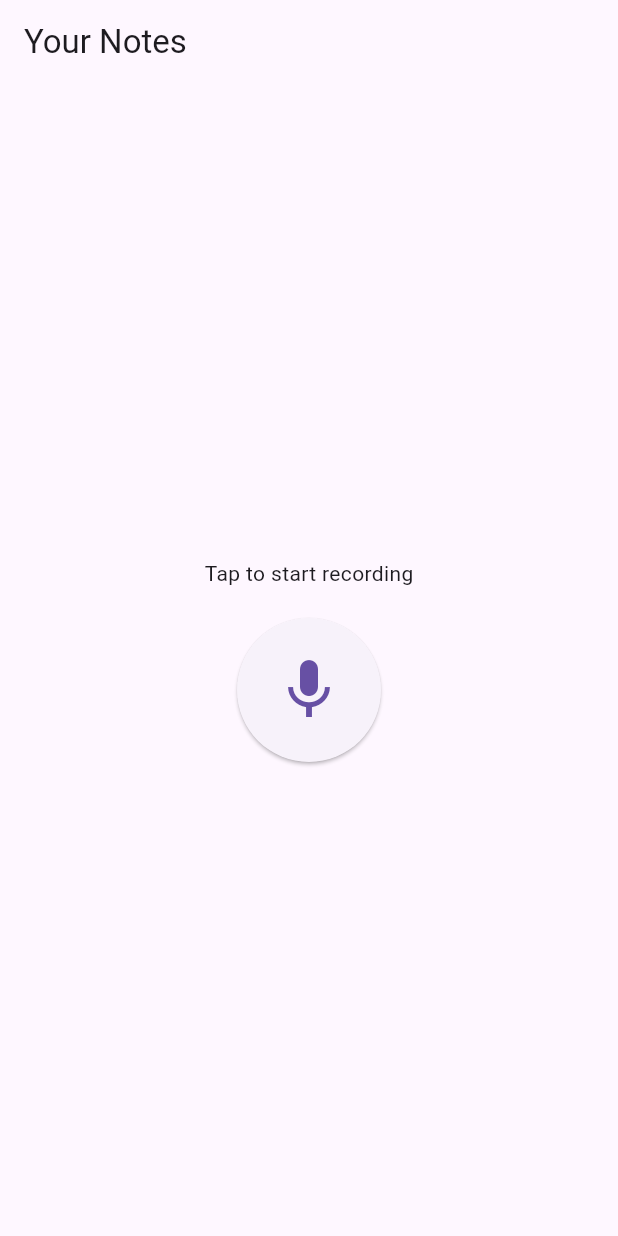
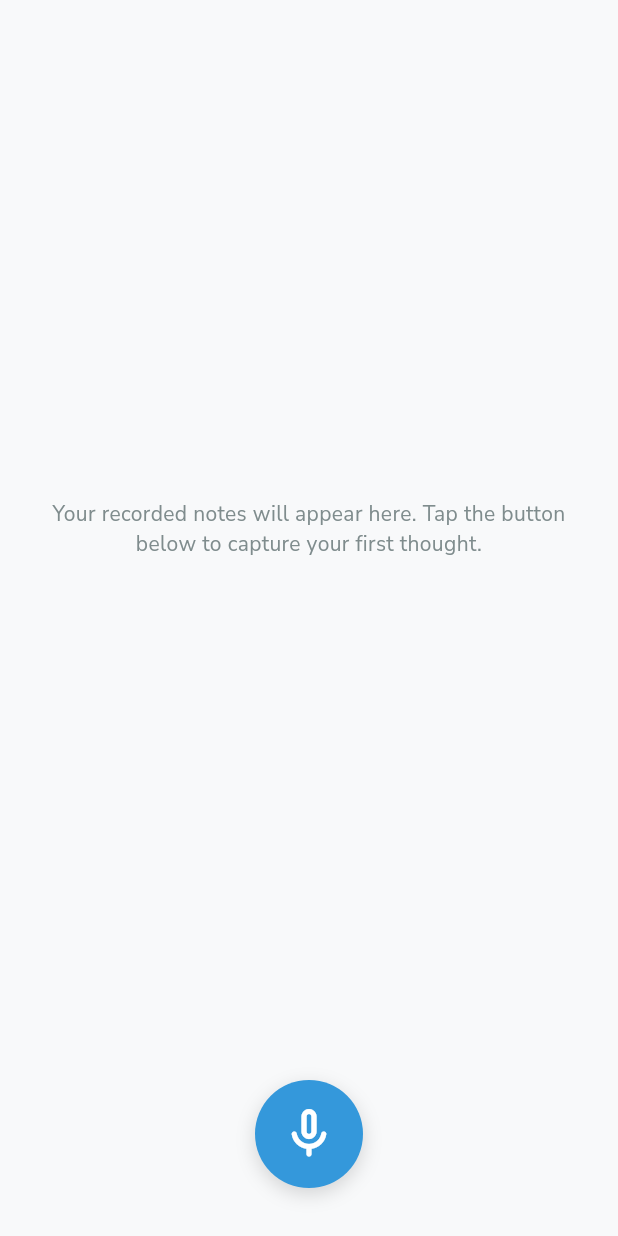
Before and after one commit to dariocast/fieldnote, a Flutter app: the screen it shows after launch, on a phone screen of 412 x 824 dp. Run offline on Flutter 3.47's test engine with Material 3 defaults, Android fonts, the light colour scheme and no system bars; our stand-ins replace equatable, flutter_bloc, google_fonts, permission_handler; missing offline and left inert: record.

Commit message:
feat: basic UI and bug fixing. End sprint 1

```diff
--- a/lib/features/home/bloc/notes_bloc/notes_bloc.dart
+++ b/lib/features/home/bloc/notes_bloc/notes_bloc.dart
@@ -1,4 +1,4 @@
-import 'package:bloc/bloc.dart';
+import 'package:flutter_bloc/flutter_bloc.dart';
 import 'package:equatable/equatable.dart';
 
 part 'notes_event.dart';
--- a/lib/features/home/bloc/recording_bloc/recording_bloc.dart
+++ b/lib/features/home/bloc/recording_bloc/recording_bloc.dart
@@ -1,5 +1,5 @@
 import 'dart:async';
-import 'package:bloc/bloc.dart';
+import 'package:flutter_bloc/flutter_bloc.dart';
 import 'package:equatable/equatable.dart';
 import 'package:fieldnote/core/repositories/permissions_repository.dart';
 import 'package:fieldnote/core/repositories/recording_repository.dart';
--- a/lib/features/home/screens/home_screen.dart
+++ b/lib/features/home/screens/home_screen.dart
@@ -1,4 +1,5 @@
 import 'package:fieldnote/features/home/bloc/recording_bloc/recording_bloc.dart';
+import 'package:fieldnote/shared/theme/app_colors.dart';
 import 'package:flutter/material.dart';
 import 'package:flutter_bloc/flutter_bloc.dart';
 
@@ -7,19 +8,44 @@ class HomeScreen extends StatelessWidget {
 
   @override
   Widget build(BuildContext context) {
+    // Check permissions when the screen is first built
     context.read<RecordingBloc>().add(CheckPermissions());
 
     return Scaffold(
-      appBar: AppBar(
-        title: const Text('Your Notes'),
+      body: SafeArea(
+        child: Column(
+          children: [
+            // TODO: Replace with the actual note list in Sprint 2
+            Expanded(
+              child: Center(
+                child: Padding(
+                  padding: const EdgeInsets.symmetric(horizontal: 32.0),
+                  child: Text(
+                    'Your recorded notes will appear here. Tap the button below to capture your first thought.',
+                    textAlign: TextAlign.center,
+                    style: Theme.of(context).textTheme.bodyMedium,
                   ),
-      body: BlocListener<RecordingBloc, RecordingState>(
+                ),
+              ),
+            ),
+            _buildInteractionArea(),
+          ],
+        ),
+      ),
+    );
+  }
+
+  Widget _buildInteractionArea() {
+    return BlocListener<RecordingBloc, RecordingState>(
       listener: (context, state) {
         if (state is RecordingSuccess) {
           ScaffoldMessenger.of(context)
             ..hideCurrentSnackBar()
             ..showSnackBar(
-                const SnackBar(content: Text('Recording saved!')),
+              const SnackBar(
+                content: Text('Recording saved!'),
+                backgroundColor: AppColors.calmGreen,
+              ),
             );
         } else if (state is RecordingFailure) {
           ScaffoldMessenger.of(context)
@@ -27,11 +53,13 @@ class HomeScreen extends StatelessWidget {
             ..showSnackBar(
               SnackBar(
                 content: Text('Error: ${state.errorMessage}'),
-                    backgroundColor: Colors.red),
+                backgroundColor: AppColors.destructiveRed,
+              ),
             );
         }
       },
-        child: Center(
+      child: Padding(
+        padding: const EdgeInsets.only(bottom: 32.0, top: 16.0),
         child: BlocBuilder<RecordingBloc, RecordingState>(
           builder: (context, state) {
             if (state is PermissionInitial) {
@@ -39,56 +67,63 @@ class HomeScreen extends StatelessWidget {
             }
             if (state is PermissionFailure) {
               return Padding(
-                  padding: const EdgeInsets.all(16.0),
-                  child: Text(state.errorMessage, textAlign: TextAlign.center),
+                padding: const EdgeInsets.symmetric(horizontal: 16.0),
+                child: Text(
+                  state.errorMessage,
+                  textAlign: TextAlign.center,
+                  style: const TextStyle(color: AppColors.destructiveRed),
+                ),
               );
             }
             if (state is RecordingInProgress) {
-                return _buildRecordingUI(context);
+              return _RecordButton(
+                isRecording: true,
+                onTap: () => context.read<RecordingBloc>().add(StopRecording()),
+              );
             }
             // Default state: PermissionGranted or after a recording is finished.
-              return _buildIdleUI(context);
+            return _RecordButton(
+              isRecording: false,
+              onTap: () => context.read<RecordingBloc>().add(StartRecording()),
+            );
           },
-          ),
         ),
       ),
     );
   }
+}
 
-  Widget _buildIdleUI(BuildContext context) {
-    return Column(
-      mainAxisAlignment: MainAxisAlignment.center,
-      children: [
-        const Text('Tap to start recording'),
-        const SizedBox(height: 20),
-        ElevatedButton(
-          onPressed: () => context.read<RecordingBloc>().add(StartRecording()),
-          style: ElevatedButton.styleFrom(
-            shape: const CircleBorder(),
-            padding: const EdgeInsets.all(24),
-          ),
-          child: const Icon(Icons.mic, size: 48),
+/// A custom circular record button widget based on the design system.
+class _RecordButton extends StatelessWidget {
+  final bool isRecording;
+  final VoidCallback onTap;
+
+  const _RecordButton({required this.isRecording, required this.onTap});
+
+  @override
+  Widget build(BuildContext context) {
+    return GestureDetector(
+      onTap: onTap,
+      child: Container(
+        width: 72,
+        height: 72,
+        decoration: BoxDecoration(
+          color: isRecording ? AppColors.destructiveRed : AppColors.accentBlue,
+          shape: BoxShape.circle,
+          boxShadow: [
+            BoxShadow(
+              color: Colors.black.withValues(alpha: 0.15),
+              blurRadius: 10,
+              offset: const Offset(0, 4),
             ),
           ],
-    );
-  }
-
-  Widget _buildRecordingUI(BuildContext context) {
-    return Column(
-      mainAxisAlignment: MainAxisAlignment.center,
-      children: [
-        const Text('Recording...', style: TextStyle(color: Colors.red)),
-        const SizedBox(height: 20),
-        ElevatedButton(
-          onPressed: () => context.read<RecordingBloc>().add(StopRecording()),
-          style: ElevatedButton.styleFrom(
-            shape: const CircleBorder(),
-            padding: const EdgeInsets.all(24),
-            backgroundColor: Colors.red,
         ),
-          child: const Icon(Icons.stop, size: 48),
+        child: Icon(
+          isRecording ? Icons.stop_rounded : Icons.mic_none_rounded,
+          color: Colors.white,
+          size: 40,
         ),
-      ],
+      ),
     );
   }
 }
--- a/lib/shared/theme/app_colors.dart
+++ b/lib/shared/theme/app_colors.dart
@@ -0,0 +1,12 @@
+import 'package:flutter/material.dart';
+
+class AppColors {
+  static const Color primaryBlue = Color(0xFF2C3E50);
+  static const Color calmGreen = Color(0xFF27AE60);
+  static const Color accentBlue = Color(0xFF3498DB);
+  static const Color destructiveRed = Color(0xFFE74C3C);
+  static const Color bgOffWhite = Color(0xFFF8F9FA);
+  static const Color surfaceWhite = Color(0xFFFFFFFF);
+  static const Color textGray = Color(0xFF7F8C8D);
+  static const Color lightGrayFill = Color(0xFFECF0F1);
+}
--- a/lib/shared/theme/app_theme.dart
+++ b/lib/shared/theme/app_theme.dart
@@ -0,0 +1,25 @@
+import 'package:flutter/material.dart';
+import 'package:fieldnote/shared/theme/app_colors.dart';
+import 'package:fieldnote/shared/theme/app_typography.dart';
+
+class AppTheme {
+  static ThemeData get lightTheme {
+    return ThemeData(
+      primaryColor: AppColors.primaryBlue,
+      scaffoldBackgroundColor: AppColors.bgOffWhite,
+      colorScheme: const ColorScheme.light(
+        primary: AppColors.accentBlue,
+        secondary: AppColors.calmGreen,
+        error: AppColors.destructiveRed,
+        surface: AppColors.surfaceWhite,
+      ),
+      textTheme: AppTypography.textTheme,
+      appBarTheme: AppBarTheme(
+        backgroundColor: AppColors.bgOffWhite,
+        elevation: 0,
+        titleTextStyle: AppTypography.textTheme.displayLarge,
+        iconTheme: const IconThemeData(color: AppColors.primaryBlue),
+      ),
+    );
+  }
+}
--- a/lib/shared/theme/app_typography.dart
+++ b/lib/shared/theme/app_typography.dart
@@ -0,0 +1,23 @@
+import 'package:flutter/material.dart';
+import 'package:google_fonts/google_fonts.dart';
+import 'package:fieldnote/shared/theme/app_colors.dart';
+
+class AppTypography {
+  static TextTheme get textTheme => GoogleFonts.nunitoSansTextTheme(
+        const TextTheme(
+          displayLarge: TextStyle(
+            fontSize: 24,
+            fontWeight: FontWeight.bold,
+            color: AppColors.primaryBlue,
+          ),
+          bodyLarge: TextStyle(
+            fontSize: 16,
+            color: AppColors.primaryBlue,
+          ),
+          bodyMedium: TextStyle(
+            fontSize: 14,
+            color: AppColors.textGray,
+          ),
+        ),
+      );
+}
```
Also changed, not shown: pubspec.yaml (+5 -5 lines), pubspec.lock, 14 other files. Lines whose indentation alone changed are shown as unchanged.
